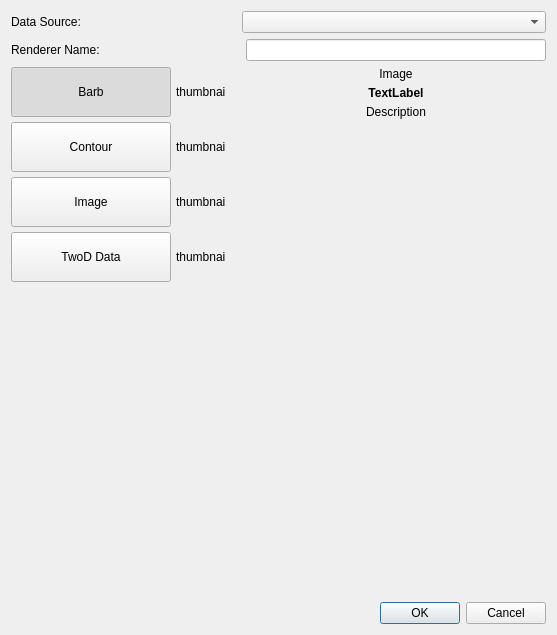
Qt form apps/vaporgui/NewRendererDialog.ui (StasJ/vapor-formatted) before a commit.
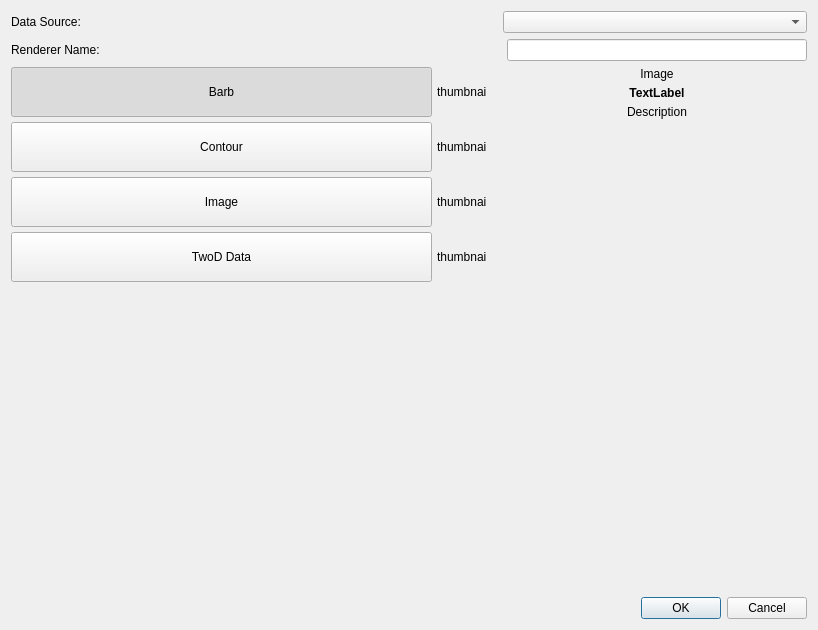
The same form after that commit.

The edit to the form file:
```diff
--- a/apps/vaporgui/NewRendererDialog.ui
+++ b/apps/vaporgui/NewRendererDialog.ui
@@ -6,8 +6,8 @@
    <rect>
     <x>0</x>
     <y>0</y>
-    <width>557</width>
-    <height>635</height>
+    <width>818</width>
+    <height>630</height>
    </rect>
   </property>
   <property name="windowTitle">
```
Left out of the diff: 3 changed lines with no effect on the pictures.
